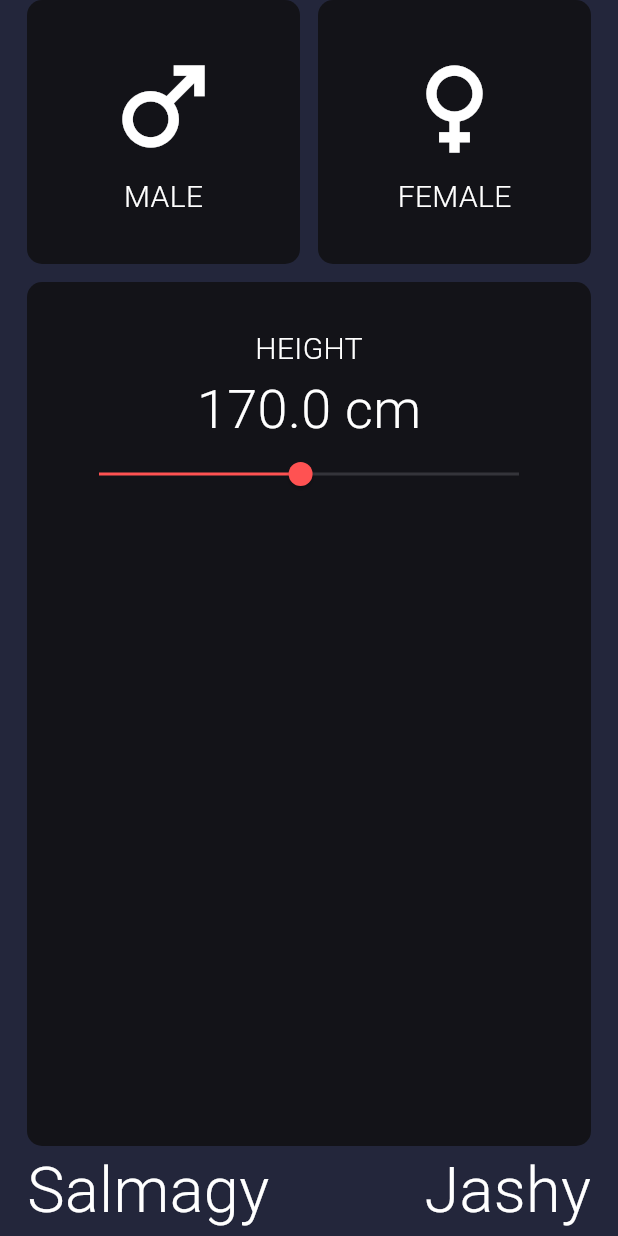
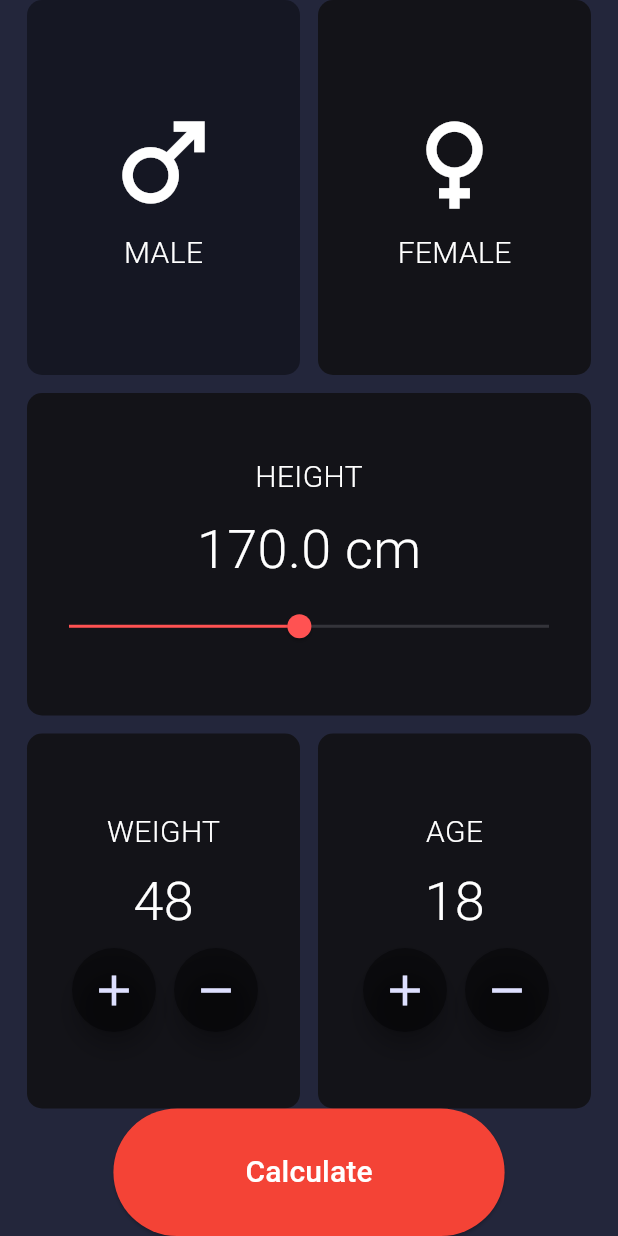
Before and after one commit to azackmatoff/lion_pr_07, a Flutter app: the screen it shows after launch, on a phone screen of 412 x 824 dp. Run offline on Flutter 3.47's test engine with Material 3 defaults, Android fonts, the phone set to English and light mode, and no system bars.

Commit message:
not finished yet

```diff
--- /dev/null
+++ b/lib/custom_circular_button.dart
@@ -0,0 +1,24 @@
+import 'package:flutter/material.dart';
+
+class CustomCircularButton extends StatelessWidget {
+  final IconData icon;
+  final VoidCallback? onPressed;
+  const CustomCircularButton({
+    Key? key,
+    required this.icon,
+    required this.onPressed,
+  }) : super(key: key);
+
+  @override
+  Widget build(BuildContext context) {
+    return FloatingActionButton(
+      onPressed: onPressed,
+      shape: const CircleBorder(),
+      backgroundColor: Theme.of(context).primaryColorDark.withOpacity(0.4),
+      child: Icon(
+        icon,
+        size: 34,
+      ),
+    );
+  }
+}
--- a/lib/gender_widget.dart
+++ b/lib/gender_widget.dart
@@ -3,20 +3,27 @@ import 'package:flutter/material.dart';
 class GenderWidget extends StatelessWidget {
   final IconData icon;
   final String text;
+  final VoidCallback? onTap;
+  final Color bgColor;
 
   const GenderWidget({
     super.key,
     required this.icon,
     required this.text,
+    required this.onTap,
+    required this.bgColor,
   });
 
   @override
   Widget build(BuildContext context) {
     return Expanded(
+      child: InkWell(
+        onTap: onTap,
         child: Container(
+          height: 250,
           padding: const EdgeInsets.all(30.0),
           decoration: BoxDecoration(
-          color: Theme.of(context).colorScheme.background,
+            color: bgColor,
             borderRadius: BorderRadius.circular(10.0),
           ),
           child: Column(
@@ -35,6 +42,7 @@ class GenderWidget extends StatelessWidget {
             ],
           ),
         ),
+      ),
     );
   }
 }
--- a/lib/home_screen.dart
+++ b/lib/home_screen.dart
@@ -1,8 +1,12 @@
 import 'package:flutter/material.dart';
 import 'package:lion_project_07/gender_widget.dart';
+import 'package:lion_project_07/weight_age_widget.dart';
 
 /// DRY - Don't Repeat Yourself
 /// UI, 1. method (funksiya), 2. widget
+/// enum
+
+enum Gender { male, female }
 
 class HomeScreen extends StatefulWidget {
   const HomeScreen({Key? key}) : super(key: key);
@@ -13,29 +17,52 @@ class HomeScreen extends StatefulWidget {
 
 class _HomeScreenState extends State<HomeScreen> {
   double height = 170.0;
+  int age = 18;
+  int weigth = 48;
+
+  Gender gender = Gender.male;
 
   @override
   Widget build(BuildContext context) {
     return Scaffold(
       backgroundColor: Theme.of(context).colorScheme.primary,
-      body: Padding(
+      body: Column(
+        mainAxisAlignment: MainAxisAlignment.end,
+        children: [
+          Expanded(
+            child: Padding(
               padding: const EdgeInsets.symmetric(horizontal: 18.0),
               child: SafeArea(
                 child: Column(
-            mainAxisAlignment: MainAxisAlignment.spaceBetween,
                   children: [
-              const Row(
+                    Row(
                       mainAxisAlignment: MainAxisAlignment.spaceBetween,
                       children: [
                         /// widget versiyasi
                         GenderWidget(
                           icon: Icons.male,
                           text: 'male',
+                          onTap: () {
+                            setState(() {
+                              gender = Gender.male;
+                            });
+                          },
+                          bgColor: gender == Gender.male
+                              ? Theme.of(context).primaryColorDark.withOpacity(0.4)
+                              : Theme.of(context).colorScheme.background,
                         ),
-                  SizedBox(width: 12),
+                        const SizedBox(width: 12),
                         GenderWidget(
                           icon: Icons.female,
                           text: 'female',
+                          onTap: () {
+                            setState(() {
+                              gender = Gender.female;
+                            });
+                          },
+                          bgColor: gender == Gender.female
+                              ? Theme.of(context).primaryColorDark.withOpacity(0.4)
+                              : Theme.of(context).colorScheme.background,
                         ),
 
                         /// method versiyasi
@@ -51,23 +78,83 @@ class _HomeScreenState extends State<HomeScreen> {
                       ],
                     ),
                     const SizedBox(height: 12),
-              Expanded(
+                    _heightWidget(context),
+                    const SizedBox(height: 12),
+                    Row(
+                      children: [
+                        WeightAgeWidget(
+                          text: 'WEIGHT',
+                          value: weigth.toString(),
+                          increment: () {
+                            setState(() {
+                              weigth++;
+                            });
+                          },
+                          decrement: () {
+                            setState(() {
+                              weigth--;
+                            });
+                          },
+                        ),
+                        const SizedBox(width: 12),
+                        WeightAgeWidget(
+                          text: 'AGE',
+                          value: age.toString(),
+                          increment: () {
+                            setState(() {
+                              age++;
+                            });
+                          },
+                          decrement: () {
+                            setState(() {
+                              age--;
+                            });
+                          },
+                        ),
+                      ],
+                    ),
+                  ],
+                ),
+              ),
+            ),
+          ),
+          ElevatedButton(
+            onPressed: () {},
+            style: ElevatedButton.styleFrom(
+              backgroundColor: Colors.red,
+              padding: const EdgeInsets.symmetric(horizontal: 88.0, vertical: 28.0),
+            ),
+            child: Text(
+              'Calculate',
+              style: const TextStyle(fontSize: 20, color: Colors.white),
+            ),
+          ),
+        ],
+      ),
+    );
+  }
+
+  Expanded _heightWidget(BuildContext context) {
+    return Expanded(
       child: Container(
-                  padding: const EdgeInsets.all(30.0),
+        padding: const EdgeInsets.all(10.0),
         decoration: BoxDecoration(
           color: Theme.of(context).colorScheme.background,
           borderRadius: BorderRadius.circular(10.0),
         ),
         child: Column(
+          mainAxisAlignment: MainAxisAlignment.center,
           children: [
             Text(
               'HEIGHT',
               style: Theme.of(context).textTheme.bodyMedium,
             ),
+            const SizedBox(height: 8),
             Text(
               '${height.toStringAsFixed(1)} cm', // Display height with 1 decimal place
-                        style: TextStyle(fontSize: 36.0),
+              style: const TextStyle(fontSize: 36.0),
             ),
+            const SizedBox(height: 8),
             SliderTheme(
               data: SliderTheme.of(context).copyWith(
                 activeTrackColor: Colors.redAccent,
@@ -90,24 +177,6 @@ class _HomeScreenState extends State<HomeScreen> {
               ),
             ),
           ],
-                  ),
-                ),
-              ),
-              const Row(
-                mainAxisAlignment: MainAxisAlignment.spaceBetween,
-                children: [
-                  Text(
-                    'Salmagy',
-                    style: TextStyle(fontSize: 42),
-                  ),
-                  Text(
-                    'Jashy',
-                    style: TextStyle(fontSize: 42),
-                  ),
-                ],
-              ),
-            ],
-          ),
         ),
       ),
     );
@@ -143,3 +212,26 @@ class _HomeScreenState extends State<HomeScreen> {
     );
   }
 }
+
+
+
+  // bool maleChosen = true;
+  // bool femaleChosen = false;
+
+  // Color getMaleColor() {
+  //   return maleChosen ? Theme.of(context).primaryColorDark.withOpacity(0.4) : Theme.of(context).colorScheme.background;
+
+  //   // if (maleChosen == true) {
+  //   //   return Theme.of(context).primaryColorDark.withOpacity(0.4);
+  //   // } else {
+  //   //   return Theme.of(context).colorScheme.background;
+  //   // }
+  // }
+
+  // Color getFemaleColor() {
+  //   if (femaleChosen == true) {
+  //     return Theme.of(context).primaryColorDark.withOpacity(0.4);
+  //   } else {
+  //     return Theme.of(context).colorScheme.background;
+  //   }
+  // }
--- /dev/null
+++ b/lib/weight_age_widget.dart
@@ -0,0 +1,59 @@
+import 'package:flutter/material.dart';
+import 'package:lion_project_07/custom_circular_button.dart';
+
+class WeightAgeWidget extends StatelessWidget {
+  final String text;
+  final String value;
+  final VoidCallback? increment;
+  final VoidCallback? decrement;
+  const WeightAgeWidget({
+    required this.text,
+    required this.value,
+    required this.decrement,
+    required this.increment,
+    Key? key,
+  }) : super(key: key);
+
+  @override
+  Widget build(BuildContext context) {
+    return Expanded(
+      child: Container(
+        height: 250,
+        padding: const EdgeInsets.all(30.0),
+        decoration: BoxDecoration(
+          color: Theme.of(context).colorScheme.background,
+          borderRadius: BorderRadius.circular(10.0),
+        ),
+        child: Column(
+          mainAxisAlignment: MainAxisAlignment.center,
+          children: [
+            Text(
+              text,
+              style: Theme.of(context).textTheme.bodyMedium!.copyWith(fontSize: 20),
+            ),
+            const SizedBox(height: 6),
+            Text(
+              value,
+              style: TextStyle(fontSize: 36.0),
+            ),
+            const SizedBox(height: 6),
+            Row(
+              mainAxisAlignment: MainAxisAlignment.center,
+              children: [
+                CustomCircularButton(
+                  icon: Icons.add,
+                  onPressed: increment,
+                ),
+                const SizedBox(width: 12),
+                CustomCircularButton(
+                  icon: Icons.remove,
+                  onPressed: decrement,
+                ),
+              ],
+            )
+          ],
+        ),
+      ),
+    );
+  }
+}
```
Lines whose indentation alone changed are shown as unchanged.
